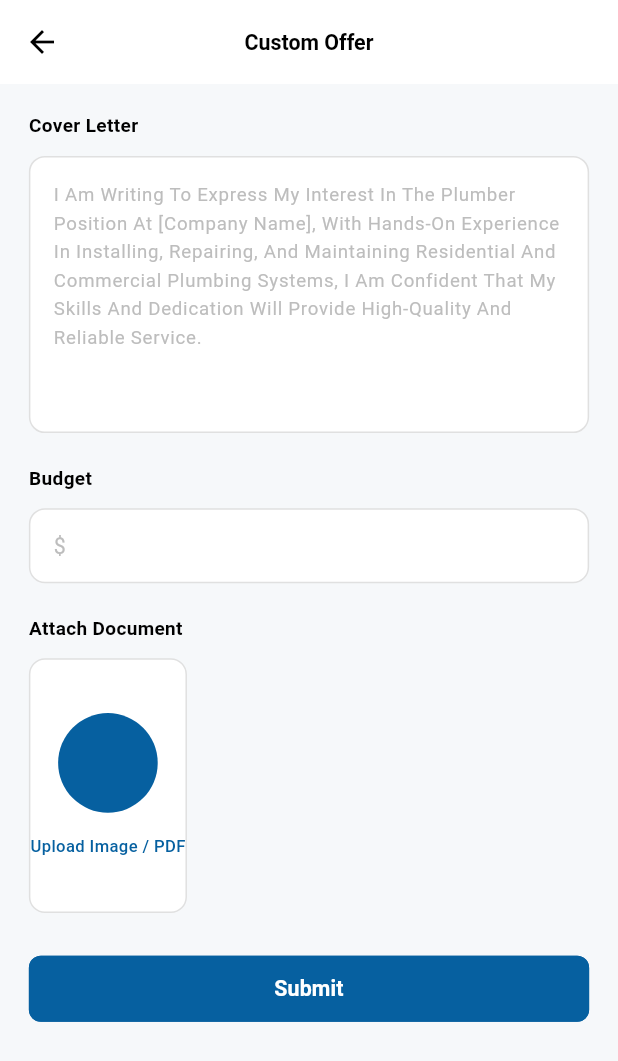
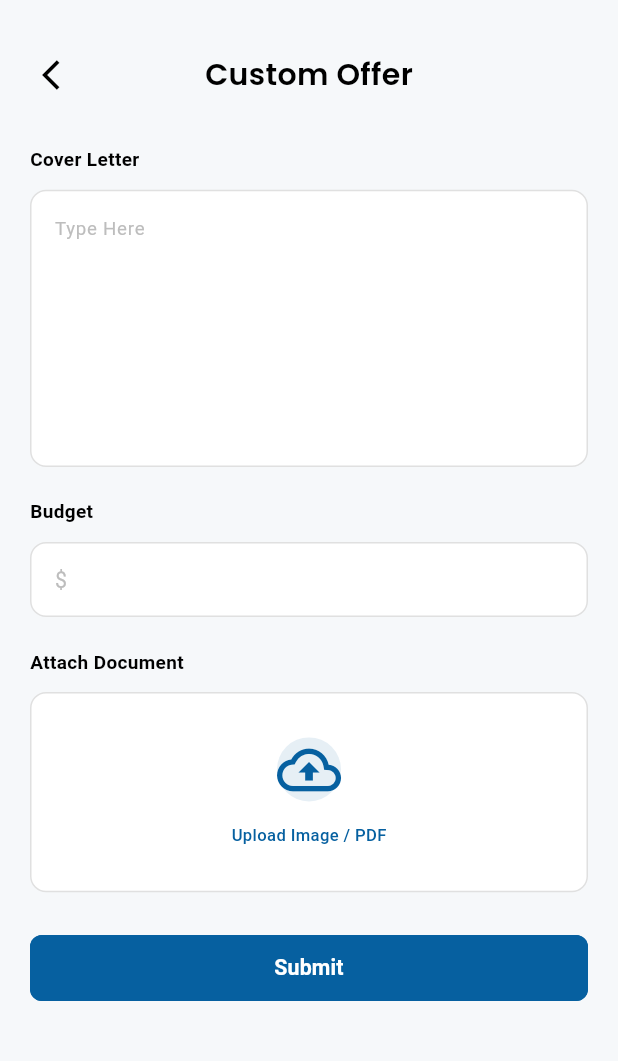
Before and after one commit to mehdisparktech/the_entrapreneu, a Flutter app: the CustomOfferScreen screen opened directly, on a phone screen of 412 x 824 dp. Shown: the top 1061 px of the screen. Run offline on Flutter 3.47's test engine with Material 3 defaults, Android fonts, the light colour scheme and no system bars; our stand-ins replace cached_network_image, dio, flutter_dotenv, flutter_html, flutter_local_notifications, flutter_screenutil and 10 more; accounts and stored records are empty; network calls fail.

Commit message:
add home

```diff
--- a/lib/app.dart
+++ b/lib/app.dart
@@ -1,6 +1,7 @@
 import 'package:flutter/material.dart';
 import 'package:flutter_screenutil/flutter_screenutil.dart';
 import 'package:get/get.dart';
+import 'package:the_entrapreneu/features/home/presentation/screen/custom_offe_screen.dart';
 
 import 'config/route/app_routes.dart';
 import 'config/theme/light_theme.dart';
@@ -21,7 +22,7 @@ class MyApp extends StatelessWidget {
         defaultTransition: Transition.fadeIn,
         theme: themeData,
         transitionDuration: const Duration(milliseconds: 300),
-        initialRoute: AppRoutes.homeNav,
+        initialRoute: AppRoutes.customOffer,
         getPages: AppRoutes.routes,
       ),
     );
--- a/lib/component/app_bar/custom_appbar.dart
+++ b/lib/component/app_bar/custom_appbar.dart
@@ -30,9 +30,7 @@ class CustomAppBar extends StatelessWidget implements PreferredSizeWidget {
 
   @override
   Widget build(BuildContext context) {
-    return Padding(
-      padding: const EdgeInsets.symmetric(horizontal: 20),
-      child: Container(
+    return Container(
       color: backgroundColor,
       height: height,
       child: Stack(
@@ -72,7 +70,6 @@ class CustomAppBar extends StatelessWidget implements PreferredSizeWidget {
             ),
         ],
       ),
-      ),
     );
   }
 
--- a/lib/config/route/app_routes.dart
+++ b/lib/config/route/app_routes.dart
@@ -2,6 +2,7 @@ import 'package:get/get.dart';
 import 'package:the_entrapreneu/features/history/presentaion/screen/history_screen.dart';
 import 'package:the_entrapreneu/features/home/presentation/data/create_post_controller.dart';
 import 'package:the_entrapreneu/features/home/presentation/screen/create_post_screen.dart';
+import 'package:the_entrapreneu/features/home/presentation/screen/custom_offe_screen.dart';
 import 'package:the_entrapreneu/features/home/presentation/screen/home_nav_screen.dart';
 import 'package:the_entrapreneu/features/home/presentation/screen/home_screen.dart';
 import '../../features/auth/change_password/presentation/screen/change_password_screen.dart';
@@ -45,6 +46,7 @@ class AppRoutes {
   static const String homeScreen = "/homeScreen";
   static const String historyScreen = "/historyScreen";
   static const String createPost = "/createPost";
+  static const String customOffer = "/customOffer";
 
   static List<GetPage> routes = [
     GetPage(name: splash, page: () => const SplashScreen()),
@@ -68,5 +70,6 @@ class AppRoutes {
     GetPage(name: homeScreen, page: () => HomeScreen()),
     GetPage(name: historyScreen, page: () => HistoryScreen()),
     GetPage(name: createPost, page: () => PostDetailsScreen()),
+    GetPage(name: customOffer, page: () => CustomOfferScreen()),
   ];
 }
--- a/lib/features/home/presentation/screen/custom_offe_screen.dart
+++ b/lib/features/home/presentation/screen/custom_offe_screen.dart
@@ -1,9 +1,11 @@
 import 'package:flutter/material.dart';
 import 'package:flutter_screenutil/flutter_screenutil.dart';
 import 'package:get/get.dart';
+import 'package:the_entrapreneu/component/app_bar/custom_appbar.dart';
 import 'package:the_entrapreneu/component/button/common_button.dart';
 import 'package:the_entrapreneu/component/text/common_text.dart';
 import 'package:the_entrapreneu/utils/constants/app_colors.dart';
+import 'package:the_entrapreneu/utils/constants/success_dialog.dart';
 import '../controller/custom_offer_controller.dart';
 
 class CustomOfferScreen extends StatelessWidget {
@@ -15,26 +17,19 @@ class CustomOfferScreen extends StatelessWidget {
   Widget build(BuildContext context) {
     return Scaffold(
       backgroundColor: AppColors.background,
-      appBar: AppBar(
-        backgroundColor: Colors.white,
-        elevation: 0,
-        leading: IconButton(
-          icon: const Icon(Icons.arrow_back, color: Colors.black),
-          onPressed: () => Get.back(),
-        ),
-        title: CommonText(
-          text: "Custom Offer",
-          fontSize: 18.sp,
-          fontWeight: FontWeight.w600,
-        ),
-        centerTitle: true,
-      ),
       body: SingleChildScrollView(
+        child: SafeArea(
           child: Padding(
-          padding: EdgeInsets.all(20.w),
+            padding: const EdgeInsets.all(20),
             child: Column(
               crossAxisAlignment: CrossAxisAlignment.start,
               children: [
+                CustomAppBar(
+                  title: "Custom Offer",
+                  showBackButton: true,
+                ),
+                SizedBox(height: 20.h),
+
                 // Cover Letter Section
                 CommonText(
                   text: "Cover Letter",
@@ -52,7 +47,7 @@ class CustomOfferScreen extends StatelessWidget {
                     controller: controller.coverLetterController,
                     maxLines: 8,
                     decoration: InputDecoration(
-                    hintText: 'I Am Writing To Express My Interest In The Plumber Position At [Company Name], With Hands-On Experience In Installing, Repairing, And Maintaining Residential And Commercial Plumbing Systems, I Am Confident That My Skills And Dedication Will Provide High-Quality And Reliable Service.',
+                      hintText: 'Type Here',
                       hintStyle: TextStyle(
                         fontSize: 14.sp,
                         color: Colors.grey[400],
@@ -113,10 +108,12 @@ class CustomOfferScreen extends StatelessWidget {
                   fontWeight: FontWeight.w600,
                 ),
                 SizedBox(height: 12.h),
+
                 Obx(() {
                   if (controller.selectedFile.value != null) {
                     return Container(
                       padding: EdgeInsets.all(16.w),
+                      width: double.infinity,
                       decoration: BoxDecoration(
                         color: Colors.white,
                         borderRadius: BorderRadius.circular(12.r),
@@ -128,21 +125,21 @@ class CustomOfferScreen extends StatelessWidget {
                             borderRadius: BorderRadius.circular(8.r),
                             child: Image.file(
                               controller.selectedFile.value!,
-                            width: 50.w,
-                            height: 50.h,
+                              width: 60.w,
+                              height: 60.h,
                               fit: BoxFit.cover,
                               errorBuilder: (context, error, stackTrace) {
                                 return Container(
-                                width: 50.w,
-                                height: 50.h,
+                                  width: 60.w,
+                                  height: 60.h,
                                   decoration: BoxDecoration(
-                                  color: AppColors.primaryColor,
+                                    color: AppColors.primaryColor.withOpacity(0.1),
                                     borderRadius: BorderRadius.circular(8.r),
                                   ),
                                   child: Icon(
                                     Icons.insert_drive_file,
                                     color: AppColors.primaryColor,
-                                  size: 28.sp,
+                                    size: 30.sp,
                                   ),
                                 );
                               },
@@ -157,7 +154,7 @@ class CustomOfferScreen extends StatelessWidget {
                                   text: controller.selectedFileName.value,
                                   fontSize: 14.sp,
                                   fontWeight: FontWeight.w500,
-                                maxLines: 1,
+                                  maxLines: 2,
                                 ),
                                 SizedBox(height: 4.h),
                                 CommonText(
@@ -173,7 +170,7 @@ class CustomOfferScreen extends StatelessWidget {
                             icon: Icon(
                               Icons.close,
                               color: Colors.red,
-                            size: 20.sp,
+                              size: 24.sp,
                             ),
                             onPressed: () => controller.removeDocument(),
                           ),
@@ -185,27 +182,29 @@ class CustomOfferScreen extends StatelessWidget {
                   return GestureDetector(
                     onTap: () => controller.showDocumentPicker(),
                     child: Container(
-                    padding: EdgeInsets.symmetric(vertical: 40.h),
+                      height: 150.h,
+                      width: double.infinity,
+                      padding: EdgeInsets.symmetric(vertical: 20.h),
                       decoration: BoxDecoration(
                         color: Colors.white,
                         borderRadius: BorderRadius.circular(12.r),
                         border: Border.all(
                           color: Colors.grey[300]!,
-                        style: BorderStyle.solid,
+                          width: 1,
                         ),
                       ),
                       child: Column(
+                        mainAxisAlignment: MainAxisAlignment.center,
                         children: [
                           Container(
-                          padding: EdgeInsets.all(16.w),
                             decoration: BoxDecoration(
-                            color: AppColors.primaryColor,
+                              color: AppColors.primaryColor.withOpacity(0.1),
                               shape: BoxShape.circle,
                             ),
                             child: Icon(
                               Icons.cloud_upload_outlined,
                               color: AppColors.primaryColor,
-                            size: 40.sp,
+                              size: 48.sp,
                             ),
                           ),
                           SizedBox(height: 16.h),
@@ -223,19 +222,24 @@ class CustomOfferScreen extends StatelessWidget {
                 SizedBox(height: 32.h),
 
                 // Submit Button
-              Obx(() {
-                return CommonButton(
-                  titleText: controller.isLoading.value
-                      ? "Submitting..."
-                      : "Submit",
+                  CommonButton(
+                    titleText: "Submit",
                     buttonColor: AppColors.primaryColor,
                     buttonRadius: 8,
-                  onTap: controller.isLoading.value
-                      ? null
-                      : () => controller.submitOffer(),
+                    onTap: () {
+                      SuccessDialog.show(
+                        context,
+                        title: "Success",
+                        message: "Your custom offer has been submitted successfully.",
+                        onPressed: () {
+                          // এখানে success হলে যা করতে চাও
+                          print("Dialog closed");
+                        },
                       );
-              }),
+                    },
+                  )
               ],
+            ),
           ),
         ),
       ),
--- a/lib/utils/constants/app_colors.dart
+++ b/lib/utils/constants/app_colors.dart
@@ -16,6 +16,7 @@ class AppColors {
   static const Color textColorFirst = Color(0xFF2D2D2D);
   static const Color textFiledColor = Color(0xFF7A7A7A);
   static const Color textSecond = Color(0xFF7A7A7A);
+  static const Color card = Color(0xFFE6EEFB);
   static const Color checkColor = Color(0xFFFF5B26);
   static const Color titleColor = Color(0xff000000);
   static const Color primaryWork = Color(0xff000000);
```
Also changed, not shown: lib/features/home/presentation/widgets/custom_offer_dialog.dart (added, +299 -0 lines), lib/utils/constants/success_dialog.dart (added, +96 -0 lines), assets/images/success_image.png (added), assets/images/upload_image.png (added). Lines whose indentation alone changed are shown as unchanged.
